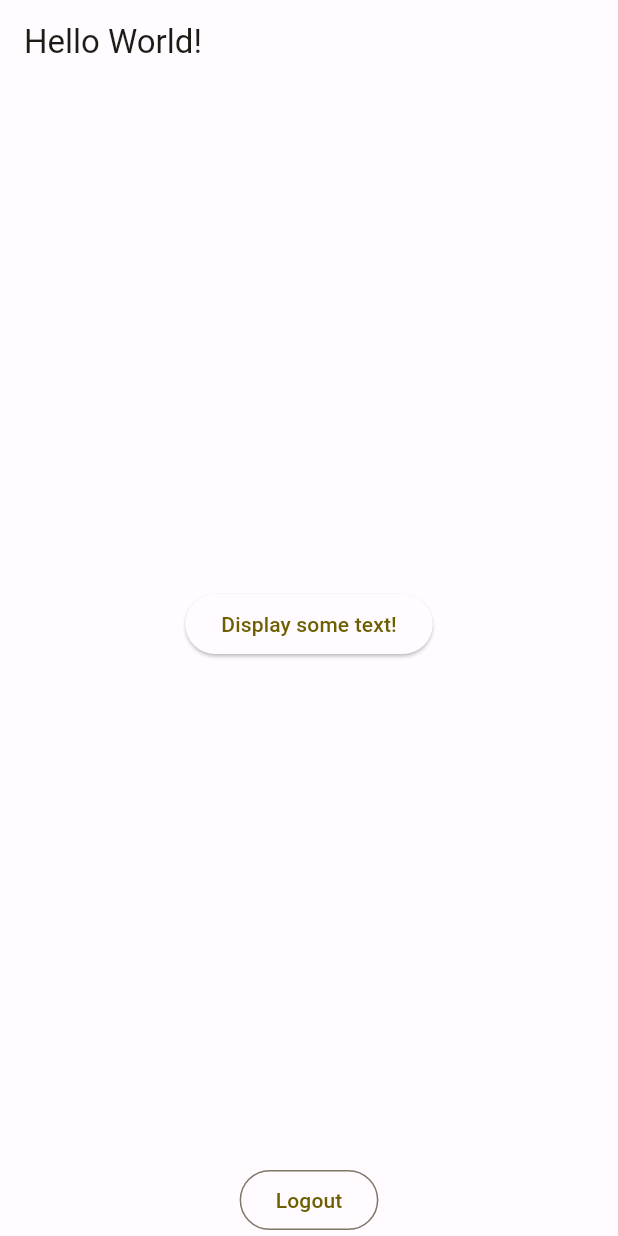
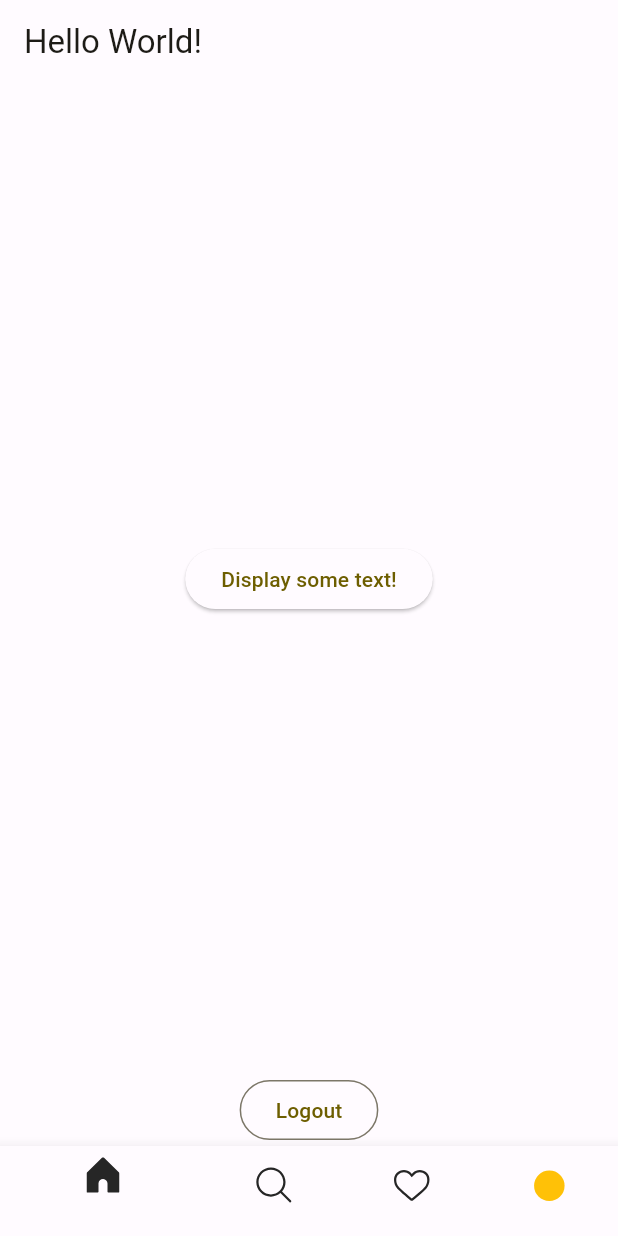
Before and after one commit to dthuy62/instagram_clone, a Flutter app: the HomeScreen screen opened by its route, on a phone screen of 412 x 824 dp. Run offline on Flutter 3.47's test engine with Material 3 defaults, Android fonts, the phone set to English and light mode, and no system bars; our stand-ins replace cached_network_image, dio, equatable, flutter_bloc, flutter_screenutil, flutter_svg and 7 more; missing offline and left inert: json_path; generated files the repository leaves out were written again.

Commit message:
init: init project

```diff
--- a/lib/common/assets/app_assets.dart
+++ b/lib/common/assets/app_assets.dart
@@ -1,5 +1,183 @@
-abstract class AppAssets {
+import 'dart:typed_data';
+
+import 'package:cached_network_image/cached_network_image.dart';
+import 'package:flutter/material.dart';
+import 'package:flutter_svg/flutter_svg.dart';
+
+class AppAssets {
   AppAssets._();
 
-  static const sampleAsset = 'assets/...';
+  static final AppAssets init = AppAssets._();
+
+  static const _svgAsset = 'assets/svgs/';
+  AppAssetBuilder get iconHomeActive =>
+      AppAssetBuilder('${_svgAsset}icon_home_active.svg');
+  AppAssetBuilder get iconHomeInactive =>
+      AppAssetBuilder('${_svgAsset}icon_home_inactive.svg');
+  AppAssetBuilder get iconCreateActive =>
+      AppAssetBuilder('${_svgAsset}icon_home_active.svg');
+  AppAssetBuilder get iconCreateInactive =>
+      AppAssetBuilder('${_svgAsset}icon_home_active.svg');
+  AppAssetBuilder get iconSearchInactive =>
+      AppAssetBuilder('${_svgAsset}icon_search_inactive.svg');
+  AppAssetBuilder get iconSearchActive =>
+      AppAssetBuilder('${_svgAsset}icon_search_active.svg');
+  AppAssetBuilder get iconReelsInactive =>
+      AppAssetBuilder('${_svgAsset}icon_reels_inactive.svg');
+  AppAssetBuilder get iconReelsActive =>
+      AppAssetBuilder('${_svgAsset}icon_reels_active.svg');
 }
+
+class AppAssetBuilder {
+  AppAssetBuilder(this.assetPath);
+
+  final String assetPath;
+
+  static Widget loadAssetImage(String url,
+      {bool withWhiteTextureBelow = true}) {
+    if (url.isEmpty) {
+      return const Text('url is empty');
+    }
+    if (url.contains('.svg')) {
+      return SvgPicture.network(
+        url,
+        fit: BoxFit.cover,
+      );
+    } else {
+      return CachedNetworkImage(
+        imageUrl: url,
+        fit: BoxFit.cover,
+        placeholder: (context, _) => const SizedBox.shrink(),
+        errorWidget: (context, error, object) => Container(
+          height: 20,
+          width: 20,
+          color: Colors.amber,
+        ),
+      );
+    }
+  }
+
+  Widget widget({
+    Key? key,
+    bool matchTextDirection = false,
+    AssetBundle? bundle,
+    String? package,
+    double? width,
+    double? height,
+    BoxFit fit = BoxFit.contain,
+    Alignment alignment = Alignment.center,
+    Color? color,
+    BorderRadius? borderRadius,
+    Widget? placeholder,
+    String? errorImageUrl,
+  }) {
+    return AssetBuilder(
+      assetPath,
+      key: key,
+      width: width,
+      height: height,
+      fit: fit,
+      color: color,
+      alignment: alignment,
+      placeholder: placeholder,
+      errorImageUrl: errorImageUrl,
+    );
+  }
+}
+
+class AssetBuilder extends StatelessWidget {
+  const AssetBuilder(
+    this.input, {
+    super.key,
+    this.height,
+    this.width,
+    this.color,
+    this.fit,
+    this.alignment = Alignment.center,
+    this.borderRadius,
+    this.placeholder,
+    this.errorImageUrl,
+  });
+
+  final String input;
+  final double? height;
+  final double? width;
+  final BoxFit? fit;
+  final Color? color;
+  final BorderRadius? borderRadius;
+  final Alignment alignment;
+  final Widget? placeholder;
+  final String? errorImageUrl;
+
+  @override
+  Widget build(BuildContext context) {
+    if (borderRadius != null) {
+      return ClipRRect(
+        borderRadius: borderRadius!,
+        child: _image(),
+      );
+    }
+    return _image();
+  }
+
+  Widget _placeholder() {
+    return placeholder ?? Container(color: Colors.white);
+  }
+
+  Widget _image() {
+    try {
+      if (input.isEmpty == true) {
+        return _placeholder();
+      }
+      if (input is Uint8List) {
+        return Image.memory(input as Uint8List,
+            height: height,
+            color: color,
+            width: width,
+            fit: fit,
+            alignment: alignment);
+      }
+      final bool isNetworkMedia = input.startsWith('http');
+      if (input.endsWith('svg')) {
+        if (isNetworkMedia) {
+          return SvgPicture.network(input,
+              colorFilter: color != null
+                  ? ColorFilter.mode(color!, BlendMode.srcIn)
+                  : null,
+              height: height,
+              width: width,
+              fit: fit ?? BoxFit.contain,
+              alignment: alignment);
+        }
+        return SvgPicture.asset(input,
+            colorFilter: color != null
+                ? ColorFilter.mode(color!, BlendMode.srcIn)
+                : null,
+            height: height,
+            width: width,
+            fit: fit ?? BoxFit.contain,
+            alignment: alignment);
+      }
+      if (isNetworkMedia) {
+        return SizedBox(
+          width: width,
+          height: height,
+          child: Image.network(
+            input,
+            fit: BoxFit.cover,
+          ),
+        );
+      }
+      return Image(
+        image: AssetImage(input),
+        height: height,
+        color: color,
+        width: width,
+        fit: fit,
+        alignment: alignment,
+      );
+    } on Exception catch (_) {
+      return const SizedBox.shrink();
+    }
+  }
+}
--- a/lib/common/extensions/extensions.dart
+++ b/lib/common/extensions/extensions.dart
@@ -1 +1,2 @@
 export 'context.dart';
+export 'screen_util.dart';
--- /dev/null
+++ b/lib/common/extensions/screen_util.dart
@@ -0,0 +1,21 @@
+import 'package:flutter_screenutil/flutter_screenutil.dart';
+
+extension ScreenUtilX on num {
+  /// setWidth
+  double get W => w.toDouble();
+
+  /// setHeight
+  double get H => h.toDouble();
+
+  /// Set sp with default allowFontScalingSelf = false
+  /// ignore: non_constant_identifier_names
+  double get SP => sp.toDouble();
+
+  /// % of screen width
+  /// ignore: non_constant_identifier_names
+  double get SW => sw.toDouble();
+
+  /// % of screen height
+  /// ignore: non_constant_identifier_names
+  double get SH => sh.toDouble();
+}
--- /dev/null
+++ b/lib/common/extensions/strings.dart
@@ -0,0 +1,17 @@
+import '../../models/apps/bottom_nav_type.dart';
+import '../../navigation/navigation.dart';
+
+extension StringsX on String {
+  BottomNavType get toEnum {
+    if (startsWith(NavigationPath.home)) {
+      return BottomNavType.home;
+    }
+    if (startsWith(NavigationPath.search)) {
+      return BottomNavType.search;
+    }
+    if (startsWith(NavigationPath.reels)) {
+      return BottomNavType.reels;
+    }
+    return BottomNavType.account;
+  }
+}
--- a/lib/main_staging.dart
+++ b/lib/main_staging.dart
@@ -1,3 +1,7 @@
+// Copyright 2013 The Flutter Authors. All rights reserved.
+// Use of this source code is governed by a BSD-style license that can be
+// found in the LICENSE file.
+
 import 'package:flutter/material.dart';
 
 import 'app_flavor.dart';
--- /dev/null
+++ b/lib/models/apps/bottom_nav_type.dart
@@ -0,0 +1,9 @@
+enum BottomNavType {
+  home('/home'),
+  search('/search'),
+  reels('/reels'),
+  account('/account');
+
+  const BottomNavType(this.routeName);
+  final String routeName;
+}
--- a/lib/navigation/navigation.dart
+++ b/lib/navigation/navigation.dart
@@ -3,13 +3,18 @@ import 'package:go_router/go_router.dart';
 
 import '../blocs/authentication/authentication_cubit.dart';
 import '../common/error_screen.dart';
+import '../screens/bottom_nav/bottom_nav.dart';
 import '../screens/home/home.dart';
 import '../screens/login/login.dart';
 
 abstract class NavigationPath {
   NavigationPath._();
+
   static const home = '/home';
   static const login = '/';
+  static const search = '/search';
+  static const reels = '/reels';
+  static const account = '/account';
 }
 
 abstract class AppRouter {
@@ -26,13 +31,26 @@ abstract class AppRouter {
       }
     },
     routes: [
+      ShellRoute(
+        builder: (_, state, child) => BottomNav(child: child),
+        routes: [
           GoRoute(
             path: NavigationPath.home,
             builder: (_, __) => const HomeScreen(),
           ),
           GoRoute(
-        path: NavigationPath.login,
+            path: NavigationPath.search,
             builder: (_, __) => const LoginScreen(),
+          ),
+          GoRoute(
+            path: NavigationPath.reels,
+            builder: (_, __) => const LoginScreen(),
+          ),
+          GoRoute(
+            path: NavigationPath.account,
+            builder: (_, __) => const LoginScreen(),
+          ),
+        ],
       ),
     ],
     errorBuilder: (_, __) => const ErrorScreen(),
--- /dev/null
+++ b/lib/screens/bottom_nav/bottom_nav.dart
@@ -0,0 +1,61 @@
+import 'package:flutter/material.dart';
+import 'package:go_router/go_router.dart';
+
+import '../../common/assets/app_assets.dart';
+import '../../common/extensions/extensions.dart';
+import '../../common/extensions/strings.dart';
+import '../../models/apps/bottom_nav_type.dart';
+
+class BottomNav extends StatelessWidget {
+  const BottomNav({
+    super.key,
+    required this.child,
+  });
+
+  final Widget child;
+
+  int _caculateSelectedIndex(BuildContext context) {
+    final location = GoRouterState.of(context).uri.toString().toEnum;
+    return switch (location) {
+      BottomNavType.home => 0,
+      BottomNavType.search => 1,
+      BottomNavType.reels => 2,
+      BottomNavType.account => 3,
+    };
+  }
+
+  @override
+  Widget build(BuildContext context) {
+    return Scaffold(
+      body: child,
+      bottomNavigationBar: BottomNavigationBar(
+        items: [
+          BottomNavigationBarItem(
+            activeIcon: AppAssets.init.iconHomeActive.widget(),
+            icon: AppAssets.init.iconHomeInactive.widget(),
+            label: '',
+          ),
+          BottomNavigationBarItem(
+            icon: AppAssets.init.iconSearchInactive.widget(),
+            label: '',
+          ),
+          BottomNavigationBarItem(
+            icon: AppAssets.init.iconReelsInactive.widget(),
+            label: '',
+          ),
+          BottomNavigationBarItem(
+            label: '',
+            icon: Container(
+              width: 23.H,
+              height: 23.H,
+              decoration: BoxDecoration(
+                color: Colors.amber,
+                borderRadius: BorderRadius.circular(100),
+              ),
+            ),
+          ),
+        ],
+      ),
+    );
+  }
+}
--- a/pubspec.yaml
+++ b/pubspec.yaml
@@ -69,6 +69,7 @@ dependencies:
   collection: ^1.18.0
   cached_network_image: ^3.3.0
   uuid: ^4.2.2
+  flutter_svg: ^2.0.10+1
 
 dev_dependencies:
   flutter_test:
@@ -97,8 +98,8 @@ flutter:
   generate: true
 
   # To add assets to your application, add an assets section, like this:
-  # assets:
-  #   - images/a_dot_burr.jpeg
+  assets:
+     - assets/svgs/
   #   - images/a_dot_ham.jpeg
 
   # An image asset can refer to one or more resolution-specific "variants", see
```
Also changed, not shown: assets/svgs/icon_create_active.svg (added), assets/svgs/icon_create_inactive.svg (added), assets/svgs/icon_home_active.svg (added), assets/svgs/icon_home_inactive.svg (added), assets/svgs/icon_reels_active.svg (added), assets/svgs/icon_reels_inactive.svg (added), assets/svgs/icon_search_active.svg (added), assets/svgs/icon_search_inactive.svg (added), lib/common/extensions/enum.dart (added), 3 other files. Lines whose indentation alone changed are shown as unchanged.
